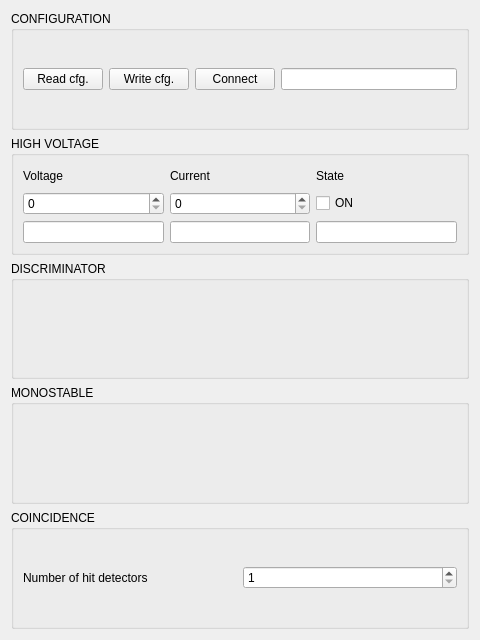
Qt form projects/muoscope/client/muoscope.ui (pavel-demin/giga-zee-notes) before a commit.
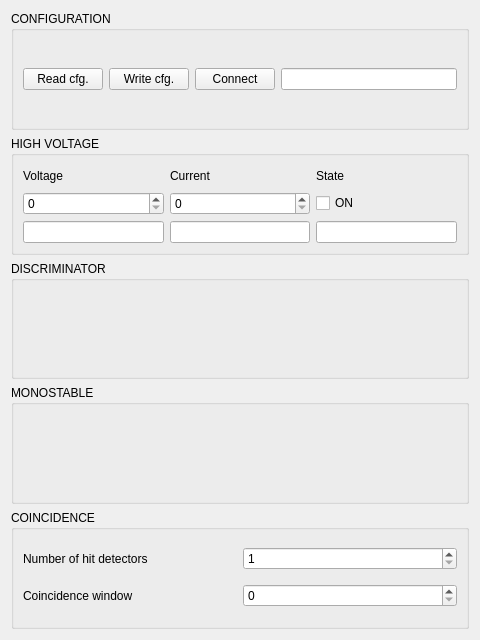
The same form after that commit.

Commit message: add configurable coincidence window

Diff of the .ui file:
```diff
--- a/projects/muoscope/client/muoscope.ui
+++ b/projects/muoscope/client/muoscope.ui
@@ -164,6 +164,23 @@
         </property>
        </widget>
       </item>
+      <item row="1" column="0">
+       <widget class="QLabel" name="wndLabel">
+        <property name="text">
+         <string>Coincidence window</string>
+        </property>
+       </widget>
+      </item>
+      <item row="1" column="1">
+       <widget class="QSpinBox" name="wndValue">
+        <property name="minimum">
+         <number>0</number>
+        </property>
+        <property name="maximum">
+         <number>50</number>
+        </property>
+       </widget>
+      </item>
      </layout>
     </widget>
    </item>
```
The commit also changes 5 other files.
